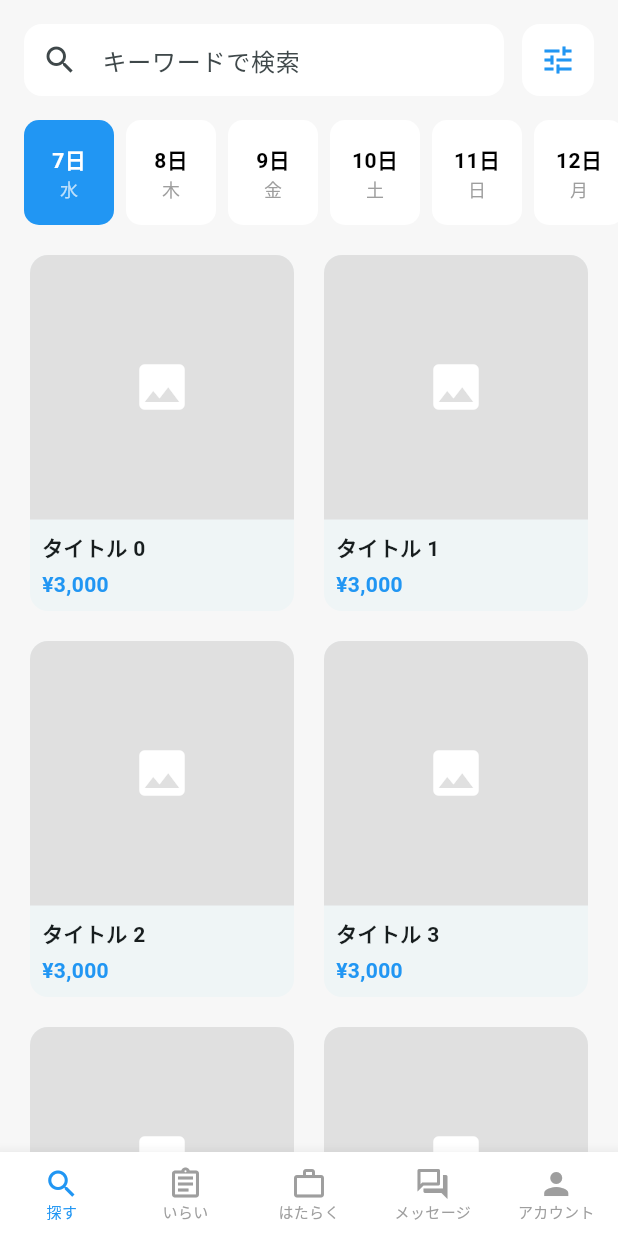
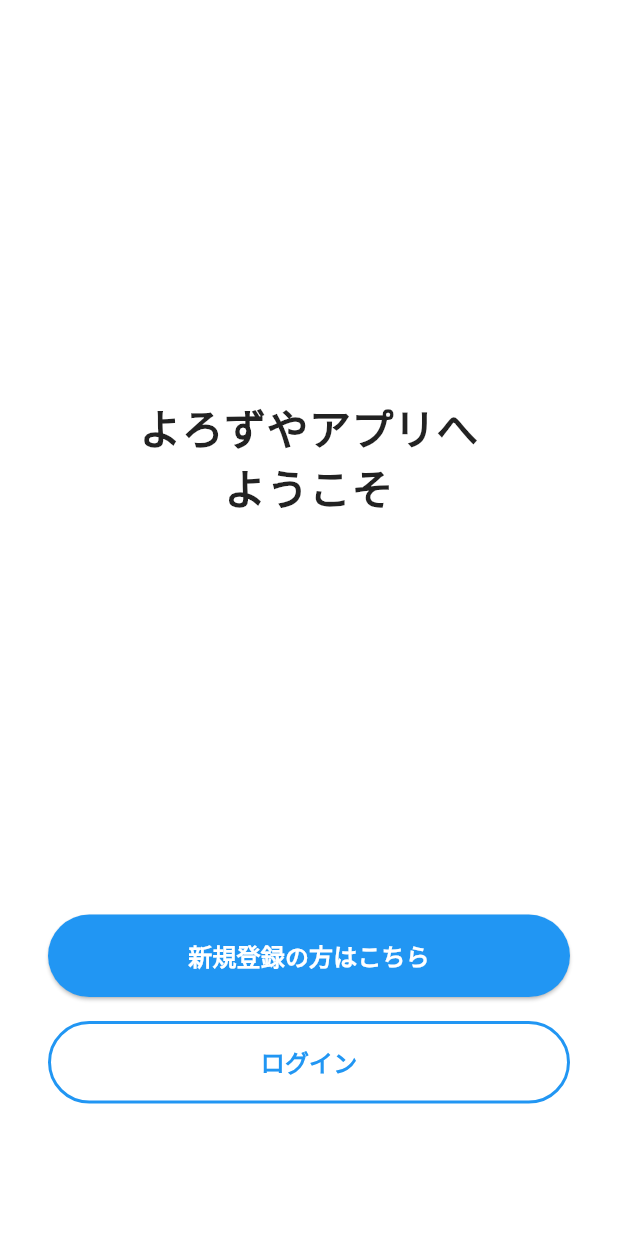
Before and after one commit to Mkazuki0511/yorozuya_app, a Flutter app: the screen it shows after launch, on a phone screen of 412 x 824 dp. Run offline on Flutter 3.47's test engine with Material 3 defaults, Android fonts, the phone set to English and light mode, and no system bars; our stand-ins replace firebase_core; accounts and stored records are empty.

Commit message:
feat: lobby, login, signup ページを作成

```diff
--- a/lib/main.dart
+++ b/lib/main.dart
@@ -1,5 +1,6 @@
 import 'package:flutter/material.dart';
 import 'package:firebase_core/firebase_core.dart';
+import 'package:yorozuya_app/start/lobby.dart';
 import 'firebase_options.dart';
 import 'pages/page_search.dart';
 import 'pages/page_request.dart';
@@ -29,7 +30,7 @@ class MyApp extends StatelessWidget {
         useMaterial3: true,
         scaffoldBackgroundColor: const Color(0xFFF7F7F7),
       ),
-      home: const MainNavigationScreen(),
+      home: const PageLobby(),
     );
   }
 }
--- /dev/null
+++ b/lib/start/lobby.dart
@@ -0,0 +1,89 @@
+import 'package:flutter/material.dart';
+import 'page_login.dart';
+import 'page_signup.dart';
+
+class PageLobby extends StatelessWidget {
+  const PageLobby({super.key});
+
+  @override
+  Widget build(BuildContext context) {
+    return Scaffold(
+      backgroundColor: Colors.white, // 背景は白
+      body: SafeArea(
+        child: Padding(
+          padding: const EdgeInsets.symmetric(horizontal: 32.0),
+          child: Column(
+            crossAxisAlignment: CrossAxisAlignment.stretch,
+            children: [
+              // ロゴをなくした分、上部に適切な余白を配置
+              const Spacer(flex: 3),
+
+              const Text(
+                'よろずやアプリへ\nようこそ',
+                textAlign: TextAlign.center,
+                style: TextStyle(
+                  fontSize: 28,
+                  fontWeight: FontWeight.bold,
+                  color: Colors.black87,
+                ),
+              ),
+
+              const Spacer(flex: 3),
+
+              // --- ボタンセクション ---
+              // 1. 新規登録ボタン（塗りつぶしスタイル）
+              ElevatedButton(
+                style: ElevatedButton.styleFrom(
+                  backgroundColor: Colors.blue, // 今回のテーマカラー
+                  foregroundColor: Colors.white,
+                  padding: const EdgeInsets.symmetric(vertical: 16),
+                  shape: RoundedRectangleBorder(
+                    borderRadius: BorderRadius.circular(30.0),
+                  ),
+                ),
+                onPressed: () {
+                  // 新規登録画面へ遷移
+                  Navigator.push(
+                    context,
+                    MaterialPageRoute(builder: (context) => const PageSignup()),
+                  );
+                },
+                child: const Text(
+                  '新規登録の方はこちら',
+                  style: TextStyle(fontSize: 16, fontWeight: FontWeight.bold),
+                ),
+              ),
+
+              const SizedBox(height: 16),
+
+              // 2. ログインボタン（枠線スタイル）
+              OutlinedButton(
+                style: OutlinedButton.styleFrom(
+                  foregroundColor: Colors.blue,
+                  side: const BorderSide(color: Colors.blue, width: 2),
+                  padding: const EdgeInsets.symmetric(vertical: 16),
+                  shape: RoundedRectangleBorder(
+                    borderRadius: BorderRadius.circular(30.0),
+                  ),
+                ),
+                onPressed: () {
+                  // ログイン画面へ遷移
+                  Navigator.push(
+                    context,
+                    MaterialPageRoute(builder: (context) => const PageLogin()),
+                  );
+                },
+                child: const Text(
+                  'ログイン',
+                  style: TextStyle(fontSize: 16, fontWeight: FontWeight.bold),
+                ),
+              ),
+
+              const Spacer(flex: 1),
+            ],
+          ),
+        ),
+      ),
+    );
+  }
+}
```
Also changed, not shown: lib/start/page_login.dart (added, +21 -0 lines), lib/start/page_signup.dart (added, +21 -0 lines).
